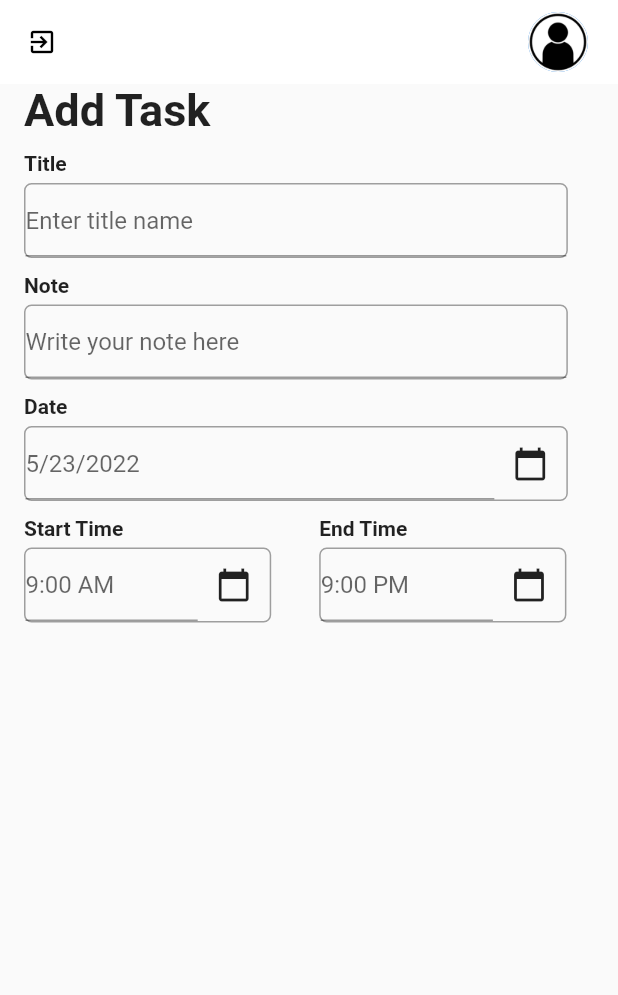
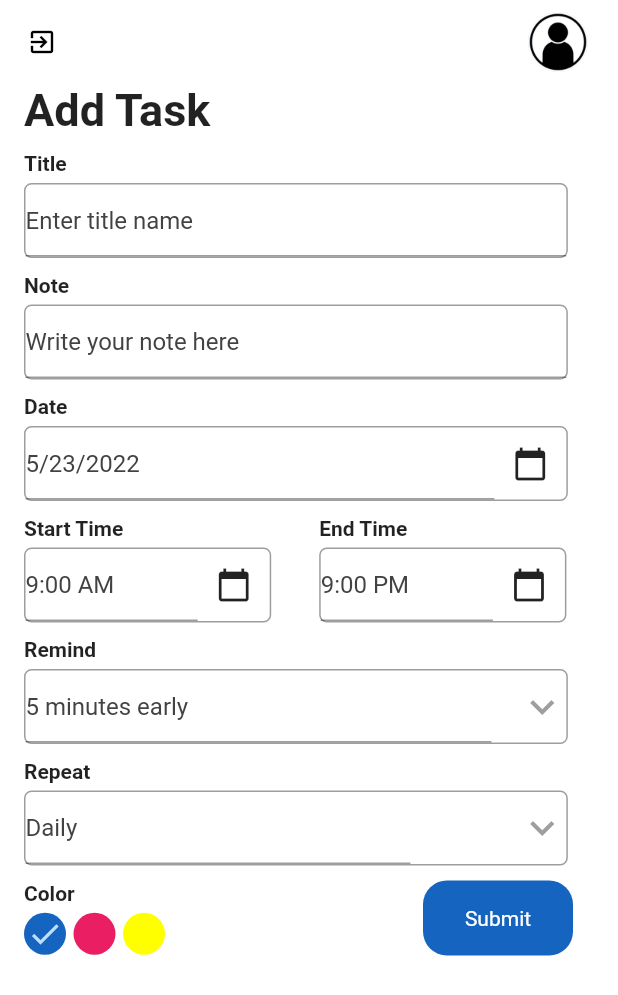
Before and after one commit to dragoonoid/to_do_app, a Flutter app: the screen it shows after launch, after a tap on "+Add Task", on a phone screen of 412 x 824 dp. Shown: the top 995 px of the screen. Run offline on Flutter 3.47's test engine with Material 2 defaults, Android fonts, the phone set to English and light mode, and no system bars; our stand-ins replace date_picker_timeline, flutter_local_notifications, get, get_storage, timezone.

Commit message:
2nd_before_db
App before db creation

```diff
--- a/lib/Screens/addTaskPage.dart
+++ b/lib/Screens/addTaskPage.dart
@@ -1,6 +1,7 @@
 import 'package:flutter/material.dart';
 import 'package:get/get.dart';
 import 'package:intl/intl.dart';
+import 'package:to_do_app/widgets/addtask_button.dart';
 import 'package:to_do_app/widgets/inputFieldTaskPage.dart';
 
 import '../services/theme_services.dart';
@@ -13,14 +14,29 @@ class AddTaskPage extends StatefulWidget {
 }
 
 class _AddTaskPageState extends State<AddTaskPage> {
+
   //get notifyHelper => null;
   var dateSelected = DateTime.now();
-  var _contName = TextEditingController();
+  final _contName = TextEditingController();
+  final _contNote=TextEditingController();
+  final _contDate=TextEditingController();
+  final _contStartTime=TextEditingController();
+  final _contEndTime=TextEditingController();
+  final _contRemind=TextEditingController();
+  final _contRepeat=TextEditingController();
+
   String startTime = "9:00 AM";
   String endTime = "9:00 PM";
+  int _selectedRemind = 5;
+  List<int> remind = [5, 10, 15, 20];
+  int tick = 0;
+
+  String _selectedRepeat = 'Daily';
+  List<String> repeat = ['Daily', 'Only Once'];
   @override
   Widget build(BuildContext context) {
     return Scaffold(
+      backgroundColor: Theme.of(context).primaryColor,
       appBar: _appBar(),
       body: SingleChildScrollView(
         child: Column(
@@ -46,14 +62,14 @@ class _AddTaskPageState extends State<AddTaskPage> {
             InputFieldTaskPage(
               title: 'Note',
               hint: 'Write your note here',
-              controller: _contName,
+              controller: _contNote,
               widgt: null,
               size: 0.88,
             ),
             InputFieldTaskPage(
               title: 'Date',
               hint: DateFormat.yMd().format(dateSelected),
-              controller: _contName,
+              controller: _contDate,
               widgt: IconButton(
                 onPressed: () {
                   _getDate();
@@ -67,7 +83,7 @@ class _AddTaskPageState extends State<AddTaskPage> {
                 InputFieldTaskPage(
                   title: 'Start Time',
                   hint: startTime,
-                  controller: _contName,
+                  controller: _contStartTime,
                   widgt: IconButton(
                     onPressed: () {
                       _getTime(true);
@@ -79,7 +95,7 @@ class _AddTaskPageState extends State<AddTaskPage> {
                 InputFieldTaskPage(
                   title: 'End Time',
                   hint: endTime,
-                  controller: _contName,
+                  controller: _contEndTime,
                   widgt: IconButton(
                     onPressed: () {
                       _getTime(false);
@@ -90,10 +106,148 @@ class _AddTaskPageState extends State<AddTaskPage> {
                 ),
               ],
             ),
+            InputFieldTaskPage(
+              title: 'Remind',
+              hint: '$_selectedRemind minutes early',
+              controller: _contRemind,
+              size: 0.88,
+              widgt: DropdownButton(
+                items: remind.map<DropdownMenuItem<String>>((int x) {
+                  return DropdownMenuItem(
+                    value: x.toString(),
+                    child: Text(x.toString()),
+                  );
+                }).toList(),
+                icon: const Icon(
+                  Icons.keyboard_arrow_down,
+                  color: Colors.grey,
+                ),
+                iconSize: 32,
+                elevation: 4,
+                underline: Container(height: 0),
+                onChanged: (String? s) {
+                  setState(() {
+                    _selectedRemind = int.parse(s!);
+                  });
+                },
+              ),
+            ),
+            InputFieldTaskPage(
+              title: 'Repeat',
+              hint: _selectedRepeat,
+              controller: _contRepeat,
+              size: 0.88,
+              widgt: DropdownButton(
+                items: repeat.map<DropdownMenuItem<String>>((String x) {
+                  return DropdownMenuItem(
+                    value: x,
+                    child: Text(x),
+                  );
+                }).toList(),
+                icon: const Icon(
+                  Icons.keyboard_arrow_down,
+                  color: Colors.grey,
+                ),
+                iconSize: 32,
+                elevation: 4,
+                underline: Container(height: 0),
+                onChanged: (String? s) {
+                  setState(() {
+                    _selectedRepeat = s!;
+                  });
+                },
+              ),
+            ),
+            const SizedBox(height: 5),
+            Container(
+              margin: const EdgeInsets.only(left: 16, right: 30,top: 5),
+              child: Row(
+                mainAxisAlignment: MainAxisAlignment.spaceBetween,
+                children: [
+                  Column(
+                    crossAxisAlignment: CrossAxisAlignment.start,
+                    children: [
+                      const Text(
+                        'Color',
+                        style: TextStyle(fontWeight: FontWeight.bold),
+                      ),
+                      const SizedBox(
+                        height: 5,
+                      ),
+                      Row(
+                        children: [
+                          GestureDetector(
+                            onTap: (){
+                              setState(() {
+                                tick=0;
+                              });
+                            },
+                            child: CircleAvatar(
+                              backgroundColor: Colors.blue[800],
+                              radius: 14,
+                              child:tick==0?const Icon(Icons.check):const SizedBox(),
+                            ),
+                          ),
+                          const SizedBox(
+                            width: 5,
+                          ),
+                          GestureDetector(
+                            onTap: (){
+                              setState(() {
+                                tick=1;
+                              });
+                            },
+                            child: CircleAvatar(
+                              backgroundColor: Colors.pink,
+                              radius: 14,
+                              child:tick==1?const Icon(Icons.check):const SizedBox(),
+                            ),
+                          ),
+                          const SizedBox(
+                            width: 5,
+                          ),
+                          GestureDetector(
+                            onTap: (){
+                              setState(() {
+                                tick=2;
+                              });
+                            },
+                            child: CircleAvatar(
+                              backgroundColor: Colors.yellowAccent,
+                              radius: 14,
+                              child:tick==2?const Icon(Icons.check):const SizedBox(),
+                            ),
+                          ),
+                        ],
+                      ),
+                    ],
+                  ),
+                  AddTaskButton(text: 'Submit', ontap: (){
+                    _validate();
+                  })
+                ],
+              ),
+            ),
           ],
         ),
       ),
     );
+  }
+  _addToDb(){
+
+  }
+  _validate(){
+    if(_contName.text.isNotEmpty && _contNote.text.isNotEmpty){
+      print(_contName.text);
+      print(_contNote.text);
+
+      _addToDb();
+
+      Get.back();
+    }
+    else{
+      Get.snackbar('Failure', 'Please enter all fields correctly');
+    }
   }
 
   _getTime(bool startBool) async {
@@ -101,18 +255,16 @@ class _AddTaskPageState extends State<AddTaskPage> {
       context: context,
       initialTime: TimeOfDay(hour: 9, minute: 10),
     );
-    var formattedTime=x?.format(context);
-    if(x==null){
+    var formattedTime = x?.format(context);
+    if (x == null) {
       print('no time selected');
-    }
-    else if(startBool==true && formattedTime!=null){
+    } else if (startBool == true && formattedTime != null) {
       setState(() {
-        startTime=formattedTime;
+        startTime = formattedTime;
       });
-    }
-    else if(formattedTime!=null){
+    } else if (formattedTime != null) {
       setState(() {
-        endTime=formattedTime;
+        endTime = formattedTime;
       });
     }
   }
--- a/lib/Screens/home_screen.dart
+++ b/lib/Screens/home_screen.dart
@@ -29,6 +29,7 @@ class _HomeScreenState extends State<HomeScreen> {
   @override
   Widget build(BuildContext context) {
     return Scaffold(
+      backgroundColor: Theme.of(context).primaryColor,
       appBar: _appBar(),
       body: Column(
         children: [
@@ -62,6 +63,7 @@ class _HomeScreenState extends State<HomeScreen> {
 
   _firstBar(){
     return Container(
+      //color: Theme.of(context).primaryColor,
             margin:const  EdgeInsets.only(top: 5,left: 20,right: 20,bottom: 5),
             child: Row(
               mainAxisAlignment: MainAxisAlignment.spaceBetween,
--- a/lib/Screens/theme.dart
+++ b/lib/Screens/theme.dart
@@ -1,16 +1,18 @@
 import 'package:flutter/material.dart';
 
 class Themes {
-  static const Color darkColor = Color.fromRGBO(18, 18, 18, 1);
-  static const Color lightColor = Color(0xFFFFB746);
-  static const Color blue = Color(0xFF4e5ae8);
+  // static const Color darkColor = Color.fromRGBO(18, 18, 18, 1);
+  // static const Color lightColor = Color(0xFFFFB746);
+  // static const Color blue = Color(0xFF4e5ae8);
   static final light = ThemeData(
       backgroundColor: Colors.white,
-      primarySwatch: Colors.blue,
+      primaryColor: Colors.white,
       brightness: Brightness.light);
 
   static final dark = ThemeData(
       backgroundColor: Colors.black,
-      primaryColor: Colors.grey[900],
+      primaryColor: Colors.black,
       brightness: Brightness.dark);
+  // static const Color blue=Colors.blue;
+
 }
--- a/lib/widgets/addtask_button.dart
+++ b/lib/widgets/addtask_button.dart
@@ -1,5 +1,5 @@
-import 'package:flutter/src/foundation/key.dart';
-import 'package:flutter/src/widgets/framework.dart';
+// import 'package:flutter/src/foundation/key.dart';
+// import 'package:flutter/src/widgets/framework.dart';
 import 'package:flutter/material.dart';
 
 class AddTaskButton extends StatelessWidget {
--- a/lib/widgets/inputFieldTaskPage.dart
+++ b/lib/widgets/inputFieldTaskPage.dart
@@ -24,7 +24,7 @@ class InputFieldTaskPage extends StatelessWidget {
         children: [
           Text(
             title,
-            style: TextStyle(fontWeight: FontWeight.bold),
+            style:const  TextStyle(fontWeight: FontWeight.bold),
           ),
           const SizedBox(
             height: 5,
@@ -48,7 +48,11 @@ class InputFieldTaskPage extends StatelessWidget {
                     controller: controller,
                     decoration: InputDecoration(
                       hintText: hint,
-                      //hintStyle: TextStyle(),
+                      hintStyle: TextStyle(
+                        color: ThemeServices().theme == ThemeMode.dark
+                        ? Colors.grey[100]
+                        : Colors.grey[800],
+                      ),
                     ),
                   ),
                 ),
--- a/pubspec.yaml
+++ b/pubspec.yaml
@@ -41,6 +41,7 @@ dependencies:
   intl:
   google_fonts:
   date_picker_timeline:
+  sqflite:
 
 dev_dependencies:
   flutter_test:
```
Also changed, not shown: pubspec.lock, 1 other file.
